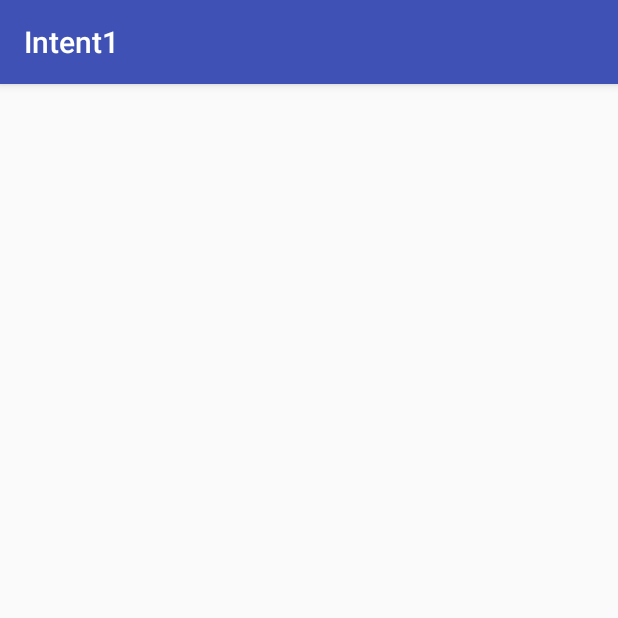
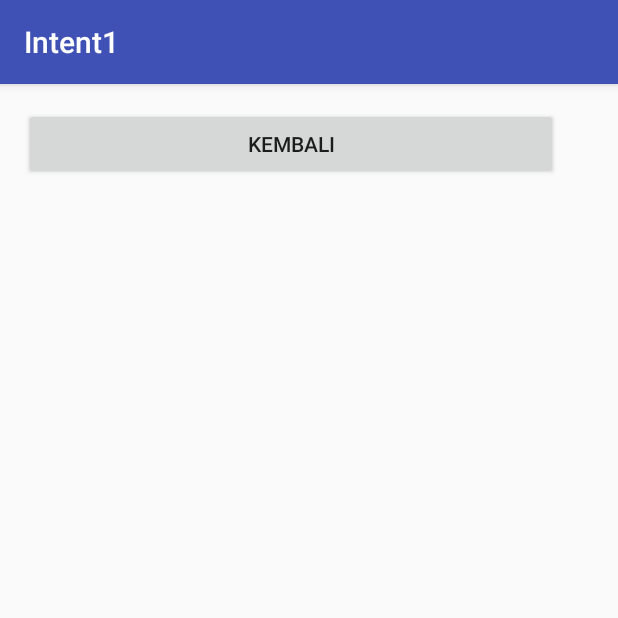
Before and after one commit to edwiaraviqa/Intent1, an Android app: the HasilActivity screen opened directly, with no data from a screen before it, on a phone screen of 412 x 824 dp, the top half of it. Run offline under Robolectric (Android 15) with nearby library versions, the phone set to English and light mode, and no system bars.

```diff
--- a/app/src/main/java/id/sch/smktelkom_mlg/learn/intent1/HasilActivity.java
+++ b/app/src/main/java/id/sch/smktelkom_mlg/learn/intent1/HasilActivity.java
@@ -2,6 +2,7 @@ package id.sch.smktelkom_mlg.learn.intent1;
 
 import android.support.v7.app.AppCompatActivity;
 import android.os.Bundle;
+import android.view.View;
 
 public class HasilActivity extends AppCompatActivity {
 
@@ -9,5 +10,13 @@ public class HasilActivity extends AppCompatActivity {
     protected void onCreate(Bundle savedInstanceState) {
         super.onCreate(savedInstanceState);
         setContentView(R.layout.activity_hasil);
+        findViewById(R.id.buttonBack).setOnClickListener(new View.OnClickListener()
+        {
+            @Override
+            public void onClick(View v)
+            {
+                onBackPressed();
+            }
+        });
     }
 }
--- a/app/src/main/res/layout/activity_hasil.xml
+++ b/app/src/main/res/layout/activity_hasil.xml
@@ -1,12 +1,18 @@
 <?xml version="1.0" encoding="utf-8"?>
-<RelativeLayout xmlns:android="http://schemas.android.com/apk/res/android"
+<LinearLayout xmlns:android="http://schemas.android.com/apk/res/android"
     xmlns:tools="http://schemas.android.com/tools"
     android:layout_width="match_parent"
     android:layout_height="match_parent"
+    android:orientation="vertical"
     android:paddingBottom="@dimen/activity_vertical_margin"
     android:paddingLeft="@dimen/activity_horizontal_margin"
     android:paddingRight="@dimen/activity_horizontal_margin"
     android:paddingTop="@dimen/activity_vertical_margin"
     tools:context="id.sch.smktelkom_mlg.learn.intent1.HasilActivity">
 
-</RelativeLayout>
+    <Button
+        android:layout_width="356dp"
+        android:layout_height="wrap_content"
+        android:text="Kembali"
+        android:id="@+id/buttonBack" />
+</LinearLayout>
```
